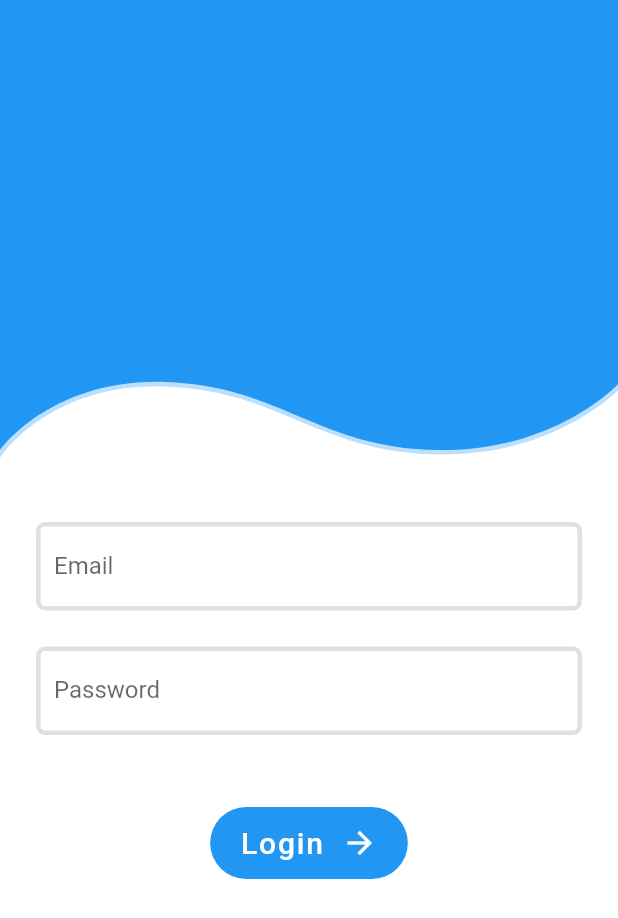
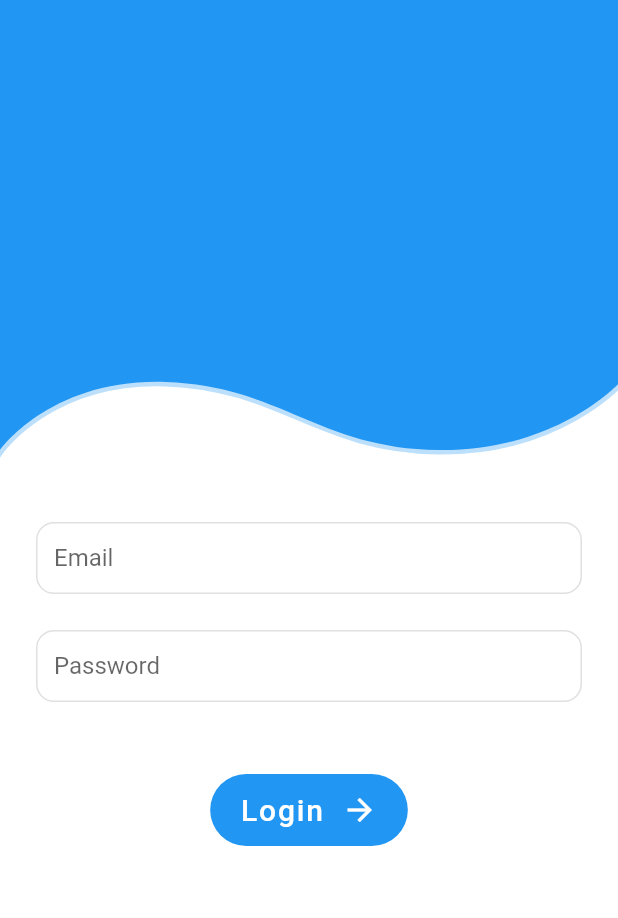
Before and after one commit to rizkyeky/Kopkar-Flutter, a Flutter app: the screen it shows after launch, on a phone screen of 412 x 824 dp. Shown: the top 918 px of the screen. Run offline on Flutter 3.47's test engine with Material 2 defaults, Android fonts, the phone set to English and light mode, and no system bars; our stand-ins replace carousel_slider, connectivity, get_it, image_picker.

Commit message:
modify xtextfield component

```diff
--- a/lib/view/component/xtextfield.dart
+++ b/lib/view/component/xtextfield.dart
@@ -3,51 +3,53 @@ part of 'component.dart';
 class XTextField extends StatelessWidget {
 
   final String text;
-  final TextEditingController controller;
   final bool obscureText;
-  final bool readOnly;
   final Widget suffixIcon;
-  final void Function(String) onChanged;
   final void Function(String) onSubmitted;
   final TextInputType keyboardType;
+  final EdgeInsets contentPadding;
+  final String hintText;
 
   const XTextField({
   Key key,
   this.text,
-  this.controller,
   this.obscureText,
   this.suffixIcon,
-  this.onChanged,
   this.onSubmitted,
-  this.readOnly,
-  this.keyboardType
+  this.keyboardType,
+  this.contentPadding,
+  this.hintText,
   }) : super(key: key);
 
   @override
   Widget build(BuildContext context) {
     return TextField(
       keyboardType: keyboardType ?? TextInputType.text,
-      onChanged: onChanged ?? (value) {},
       onSubmitted: onSubmitted ?? (value) {},
       obscureText: obscureText ?? false,
-      controller: controller,
-      readOnly: readOnly ?? false,
+
       decoration: InputDecoration(
+        contentPadding: contentPadding ?? const EdgeInsets.symmetric(
+          horizontal: 12
+        ),
+        hintText: hintText,
+        hintStyle: const TextStyle(
+          color: Colors.grey
+        ),
         labelText: text,
         suffixIcon: suffixIcon,
         floatingLabelBehavior: FloatingLabelBehavior.never,
         focusedBorder: OutlineInputBorder(
-          borderRadius: BorderRadius.circular(6),
+          borderRadius: BorderRadius.circular(12),
           borderSide: BorderSide(
             color: primaryColor,
             width: 3
           )
         ),
         enabledBorder: OutlineInputBorder(
-          borderRadius: BorderRadius.circular(6),
+          borderRadius: BorderRadius.circular(12),
           borderSide: BorderSide(
             color: borderColor,
-            width: 3
           )
         ),
       ),
```
